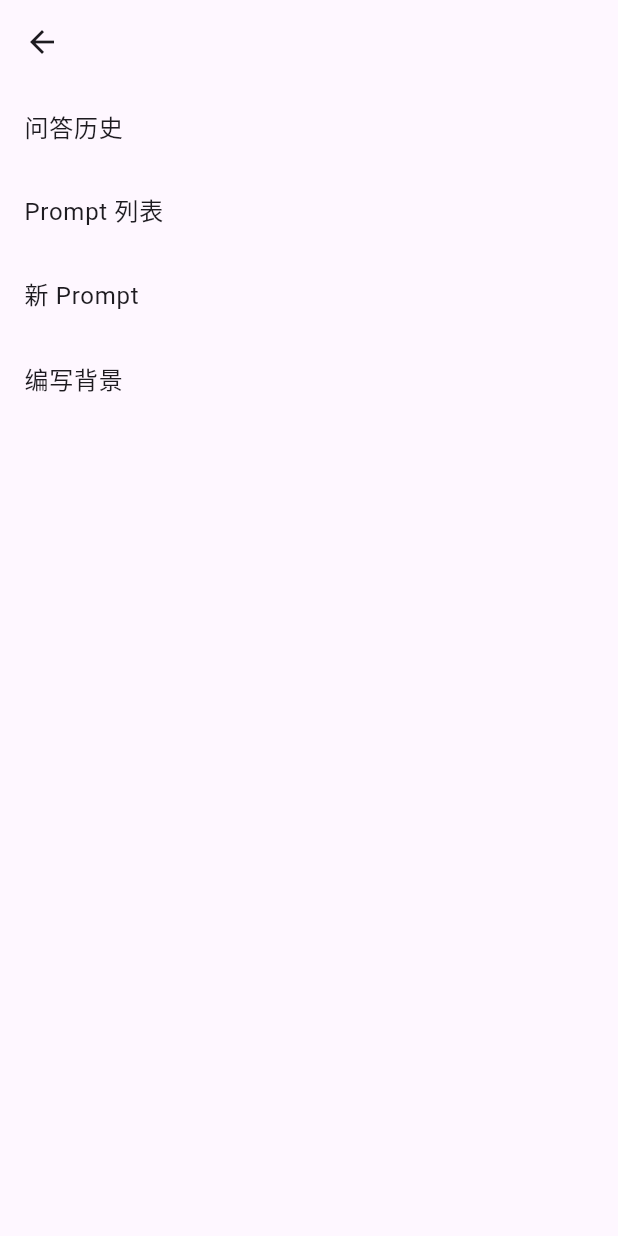
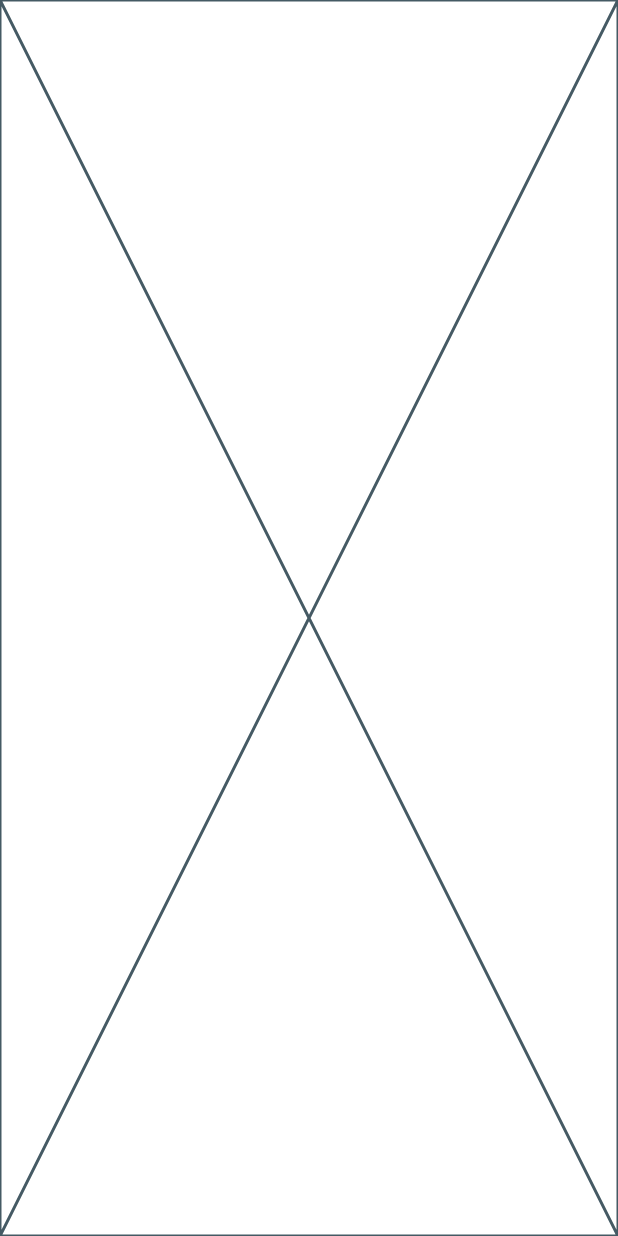
Before and after one commit to maxiee/home_mentor, a Flutter app: the SubjectHome screen opened by its route, after a tap on "Prompt 列表", on a phone screen of 412 x 824 dp. Run offline on Flutter 3.47's test engine with Material 3 defaults, Android fonts, the phone set to English and light mode, and no system bars; our stand-ins replace flutter_dotenv, supabase_flutter; missing offline and left inert: flutter_quill, supabase_auth_ui; accounts and stored records are empty.

Commit message:
Add SubjectPromptListPage and update navigation in SubjectHome

```diff
--- a/lib/main.dart
+++ b/lib/main.dart
@@ -5,6 +5,7 @@ import 'package:home_mentor/pages/subject_edit_background/subject_edit_backgroun
 import 'package:home_mentor/pages/subject_home/subject_home.dart';
 import 'package:home_mentor/pages/subject_home/subject_home_provider.dart';
 import 'package:home_mentor/pages/subject_new_prompt/subject_new_prompt.dart';
+import 'package:home_mentor/pages/subject_prompt_list/subject_prompt_list.dart';
 import 'package:home_mentor/services/supabase_service.dart';
 import 'package:home_mentor/services/user_service.dart';
 import 'package:provider/provider.dart';
@@ -37,6 +38,7 @@ class MyApp extends StatelessWidget {
           '/subject_edit_background': (context) =>
               const SubjectEditBackgroundPage(),
           '/subject_new_prompt': (context) => const SubjectNewPromptPage(),
+          '/subject_prompt_list': (context) => const SubjectPromptListPage(),
         },
         home: const SplashPage(),
       ),
--- a/lib/pages/subject_home/subject_home.dart
+++ b/lib/pages/subject_home/subject_home.dart
@@ -29,7 +29,7 @@ class _SubjectHomeState extends State<SubjectHome> {
           ListTile(
             title: const Text('Prompt 列表'),
             onTap: () {
-              // Handle navigation to Prompt 列表
+              Navigator.of(context).pushNamed('/subject_prompt_list');
             },
           ),
           ListTile(
--- /dev/null
+++ b/lib/pages/subject_prompt_list/subject_prompt_list.dart
@@ -0,0 +1,15 @@
+import 'package:flutter/material.dart';
+
+class SubjectPromptListPage extends StatefulWidget {
+  const SubjectPromptListPage({super.key});
+
+  @override
+  State<SubjectPromptListPage> createState() => _SubjectPromptListPageState();
+}
+
+class _SubjectPromptListPageState extends State<SubjectPromptListPage> {
+  @override
+  Widget build(BuildContext context) {
+    return const Placeholder();
+  }
+}
```
